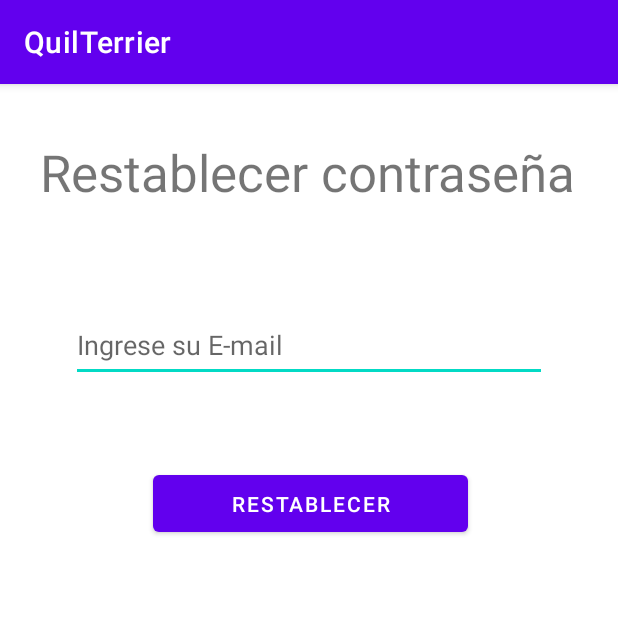
After one commit to nrubioh/quilterrierApp, an Android app: the resetPassword screen opened directly, with no data from a screen before it, on a phone screen of 412 x 824 dp, the top half of it. The commit adds this screen. Run offline under Robolectric (Android 15) with nearby library versions, the phone set to English and light mode, and no system bars; our stand-ins replace Firebase (no records; nobody signed in at launch, a user with empty details on screens opened directly).

Commit message:
Sybida de Login con reset

```diff
--- a/QuilTerrier_Java/app/src/main/AndroidManifest.xml
+++ b/QuilTerrier_Java/app/src/main/AndroidManifest.xml
@@ -11,7 +11,8 @@
         android:roundIcon="@mipmap/ic_launcher_round"
         android:supportsRtl="true"
         android:theme="@style/Theme.QuilTerrier">
-        <activity android:name=".InicioApp"></activity>
+        <activity android:name=".resetPassword"></activity>
+        <activity android:name=".InicioApp" />
         <activity android:name=".ActivityCrearCuenta" />
         <activity android:name=".MainActivity">
             <intent-filter>
--- a/QuilTerrier_Java/app/src/main/java/com/example/quilterrier/ActivityCrearCuenta.java
+++ b/QuilTerrier_Java/app/src/main/java/com/example/quilterrier/ActivityCrearCuenta.java
@@ -75,7 +75,7 @@ public class ActivityCrearCuenta extends AppCompatActivity {
                                 //Si el registro falla, pasa lo siguiente  (arroja esta parte del método y mensajes)
 
                                 Toast.makeText(getApplicationContext(), "Fallo de autentificación", Toast.LENGTH_SHORT).show();
-                                //updateUI(null); //omentado por la misma razon que los otros dos updateUI
+                                //updateUI(null); //comentado por la misma razon que los otros dos updateUI
                             }
 
                         }
--- /dev/null
+++ b/QuilTerrier_Java/app/src/main/java/com/example/quilterrier/resetPassword.java
@@ -0,0 +1,87 @@
+package com.example.quilterrier;
+
+import androidx.annotation.NonNull;
+import androidx.appcompat.app.AppCompatActivity;
+
+import android.app.ProgressDialog;
+import android.os.Bundle;
+import android.view.View;
+import android.widget.Button;
+import android.widget.EditText;
+import android.widget.Toast;
+
+import com.google.android.gms.tasks.OnCompleteListener;
+import com.google.android.gms.tasks.Task;
+import com.google.firebase.auth.FirebaseAuth;
+
+public class resetPassword extends AppCompatActivity {
+
+    private EditText eTcorreo;
+    private Button btnrestablecer;
+
+    private String email = ""; //Variable local que mantiene almacenado lo que el usuario escribe en el correo
+    private FirebaseAuth mAuth; //Esta variable u objeto se crea para usarla al restablecer el password
+
+    //Se crea un progress con un loader, diciendo que se está ejecutando el envío del correo de restablecimiento
+    private ProgressDialog mDialog;
+
+    @Override
+    protected void onCreate(Bundle savedInstanceState) {
+        super.onCreate(savedInstanceState);
+        setContentView(R.layout.activity_reset_password);
+
+        //Instancio las variables en el onCreate
+        mAuth = FirebaseAuth.getInstance();
+        eTcorreo = findViewById(R.id.edittextcorreo);
+        btnrestablecer = findViewById(R.id.btnrestablecer);
+        mDialog = new ProgressDialog(this); //Recibe como parametro el contexto = esta actividad = this.
+
+        //se crea este método en el onCreate para que cuando el usuario de click al boton "restablecer" se active el metodo de cambiode contraseña
+        btnrestablecer.setOnClickListener(new View.OnClickListener() {
+            @Override
+            public void onClick (View view) {
+
+                //Se trae al método lo que el usuario escribe en el editText (id edittextcorreo) y lo guarda en la variable anterior llamada email
+                email = eTcorreo.getText().toString();
+
+                //Se ejecuta una validación en donde comprueba que: si el campo editText (id edittextcorreo) NO esta vacio, ejecuta el método resetPassword
+                //en caso contrario, arroja el mensaje de advertencia con el Toast.
+                if (!email.isEmpty()){
+                    //Si el usuario ingreso un correo se debe mostar el progress dialog instanciado antes
+                    mDialog.setMessage("Espera un momento...");
+                    //el mDialog.setCanceledOnTouchside (false) es para que el usuario no puede quitar el mensaje tocando en algun lado
+                    // mientras se esta ejecutando la función reset password
+                    mDialog.setCanceledOnTouchOutside(false);
+                    //el .show() va a hacer que los mensajes anteriores se muestren
+                    mDialog.show();
+                    //Luego del progress dialog, comienza a ejecutar el método (o al mismo tiempo, no es, es rápido esto, la cosas es que el mensaje y luego el método)
+                    resetPassword();
+                }else{
+                    Toast.makeText(resetPassword.this, "Debe ingresar un correo", Toast.LENGTH_SHORT).show(); //ADVERTENCIA DE TOAST
+                }
+            }
+        });
+    }
+
+    private void resetPassword (){
+        //El primer paso que se utiliza, es establecer el idioma en que debe llegar el correo para restablecer la contraseña, aunque
+        //no se si ahora es necesario aún, de todos modos por el tutorial se establece en español (eso significa la parte de "es")
+        mAuth.setLanguageCode("es");
+        //Se establece el método que va a recibir el email a ser validado y a envviar el correo de restablecimiento de contraseña.
+        mAuth.sendPasswordResetEmail(email).addOnCompleteListener(new OnCompleteListener<Void>() {
+            @Override
+            public void onComplete(@NonNull Task<Void> task) {
+
+                //Evalua si la tarea (task = enviar el correo al usuario) es exitosa, de ser así, Toast (a), si no ejecuta Toast (b)
+                if(task.isSuccessful()){
+                    Toast.makeText(resetPassword.this, "Se ha enviado un correo a "+email+" para reestablecer tu contraseña", Toast.LENGTH_SHORT).show(); //Toast (a)
+                }else{
+                    Toast.makeText(resetPassword.this,"No se pudo enviar el correo de reestablecer contraseña - culpa de Yayson", Toast.LENGTH_SHORT).show(); // Toast (b)
+                }
+
+                //en referencia al mDialog anterior, cuando la taresa termine de ejecutarse, el mensaje del Dialog se va ocultar, con el siguiente método
+                mDialog.dismiss();
+            }
+        });
+    }
+}
--- a/QuilTerrier_Java/app/src/main/res/layout/activity_inicio_app.xml
+++ b/QuilTerrier_Java/app/src/main/res/layout/activity_inicio_app.xml
@@ -10,8 +10,10 @@
         android:id="@+id/cerrarsesion"
         android:layout_width="wrap_content"
         android:layout_height="wrap_content"
+        android:layout_marginStart="32dp"
+        android:layout_marginTop="104dp"
         android:onClick="cerrarSesion"
         android:text="@string/cerrarsesion"
-        tools:layout_editor_absoluteX="145dp"
-        tools:layout_editor_absoluteY="167dp" />
+        app:layout_constraintStart_toStartOf="parent"
+        app:layout_constraintTop_toTopOf="parent" />
 </androidx.constraintlayout.widget.ConstraintLayout>
--- /dev/null
+++ b/QuilTerrier_Java/app/src/main/res/layout/activity_reset_password.xml
@@ -0,0 +1,43 @@
+<?xml version="1.0" encoding="utf-8"?>
+<androidx.constraintlayout.widget.ConstraintLayout xmlns:android="http://schemas.android.com/apk/res/android"
+    xmlns:app="http://schemas.android.com/apk/res-auto"
+    xmlns:tools="http://schemas.android.com/tools"
+    android:layout_width="match_parent"
+    android:layout_height="match_parent"
+    tools:context=".resetPassword">
+
+    <TextView
+        android:id="@+id/textView4"
+        android:layout_width="wrap_content"
+        android:layout_height="wrap_content"
+        android:layout_marginTop="36dp"
+        android:text="@string/restablecercontraseña"
+        android:textSize="34sp"
+        app:layout_constraintEnd_toEndOf="parent"
+        app:layout_constraintHorizontal_bias="0.49"
+        app:layout_constraintStart_toStartOf="parent"
+        app:layout_constraintTop_toTopOf="parent" />
+
+    <EditText
+        android:id="@+id/edittextcorreo"
+        android:layout_width="317dp"
+        android:layout_height="49dp"
+        android:layout_marginTop="68dp"
+        android:ems="10"
+        android:hint="@string/loginactivityusuario"
+        android:inputType="textEmailAddress"
+        app:layout_constraintEnd_toEndOf="parent"
+        app:layout_constraintStart_toStartOf="parent"
+        app:layout_constraintTop_toBottomOf="@+id/textView4"
+        android:importantForAutofill="no" />
+
+    <Button
+        android:id="@+id/btnrestablecer"
+        android:layout_width="210dp"
+        android:layout_height="50dp"
+        android:layout_marginTop="56dp"
+        android:layout_marginEnd="100dp"
+        android:text="@string/btnrestablecerpassword"
+        app:layout_constraintEnd_toEndOf="parent"
+        app:layout_constraintTop_toBottomOf="@+id/edittextcorreo" />
+</androidx.constraintlayout.widget.ConstraintLayout>
--- a/QuilTerrier_Java/app/src/main/res/values/strings.xml
+++ b/QuilTerrier_Java/app/src/main/res/values/strings.xml
@@ -14,9 +14,10 @@
     <string name="crearcuentaactivitypassword2">Repita su contraseña</string>
     <string name="crearcuentaactivitybtnregistarse">REGISTRARSE</string>
     <string name="btnregresar">REGRESAR</string>
-    <string name="perritos">quilTerrier app</string>
-    <string name="perritomensaje">WOW!! SO MUCH login</string>
     <string name="cerrarsesion">CERRAR SESION</string>
-
+    <string name="restablecercontraseña">Restablecer contraseña</string>
+    <string name="mensajecontraseña">¿Olvidaste tu contraseña?</string>
+    <string name="restablecerpassword">Restablecer contraseña</string>
+    <string name="btnrestablecerpassword">Restablecer</string>
 
 </resources>
```
Also changed, not shown: QuilTerrier_Java/app/src/main/java/com/example/quilterrier/MainActivity.java (+7 -0 lines), QuilTerrier_Java/app/src/main/res/layout/activity_main.xml (+25 -0 lines).
